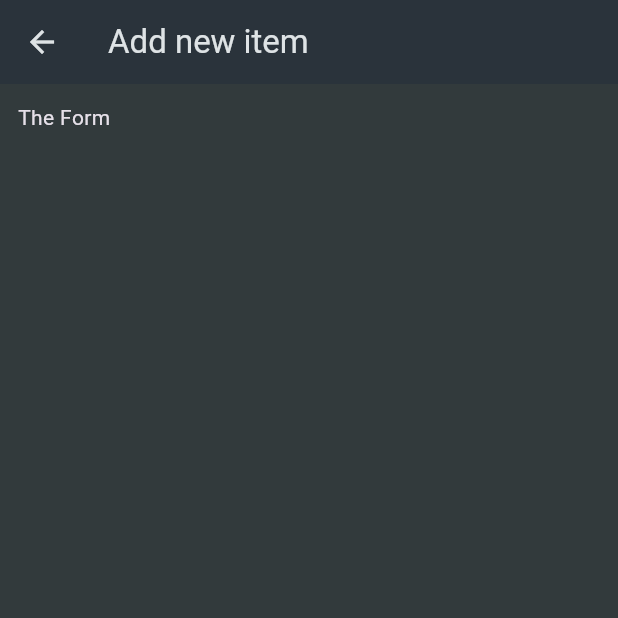
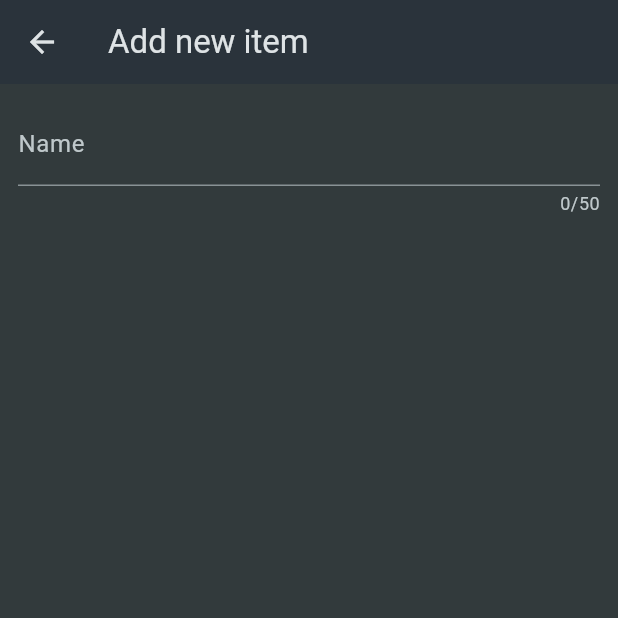
Before and after one commit to QuemS/shopping_list_flutter, a Flutter app: the NewItem screen opened directly, on a phone screen of 412 x 824 dp, the top half of it. Run offline on Flutter 3.47's test engine with Material 3 defaults, Android fonts, the phone set to English and light mode, and no system bars.

Commit message:
211. The Form & TextFormField Widgets

```diff
--- a/lib/widgets/new_item.dart
+++ b/lib/widgets/new_item.dart
@@ -17,7 +17,21 @@ class _NewItemState extends State<NewItem> {
       ),
       body: Padding(
         padding: const EdgeInsets.all(12),
-        child: const Text('The Form'),
+        child: Form(
+          child: Column(
+            children: [
+              TextFormField(
+                maxLength: 50,
+                decoration: const InputDecoration(
+                  label: Text('Name'),
+                ),
+                validator: (value) {
+                  return 'Demo...';
+                },
+              ),
+            ],
+          ),
+        ),
       ),
     );
   }
```
